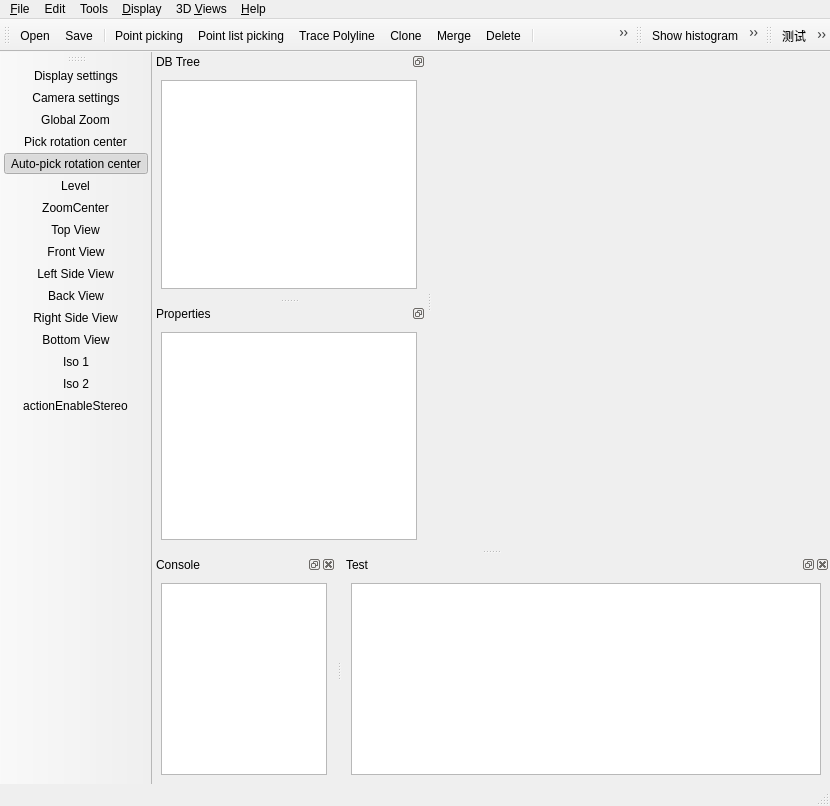
Above: qCC/ui_templates/mainWindow.ui from lljydyx/ForkCloudCompare before the change. Below: the same form after it.
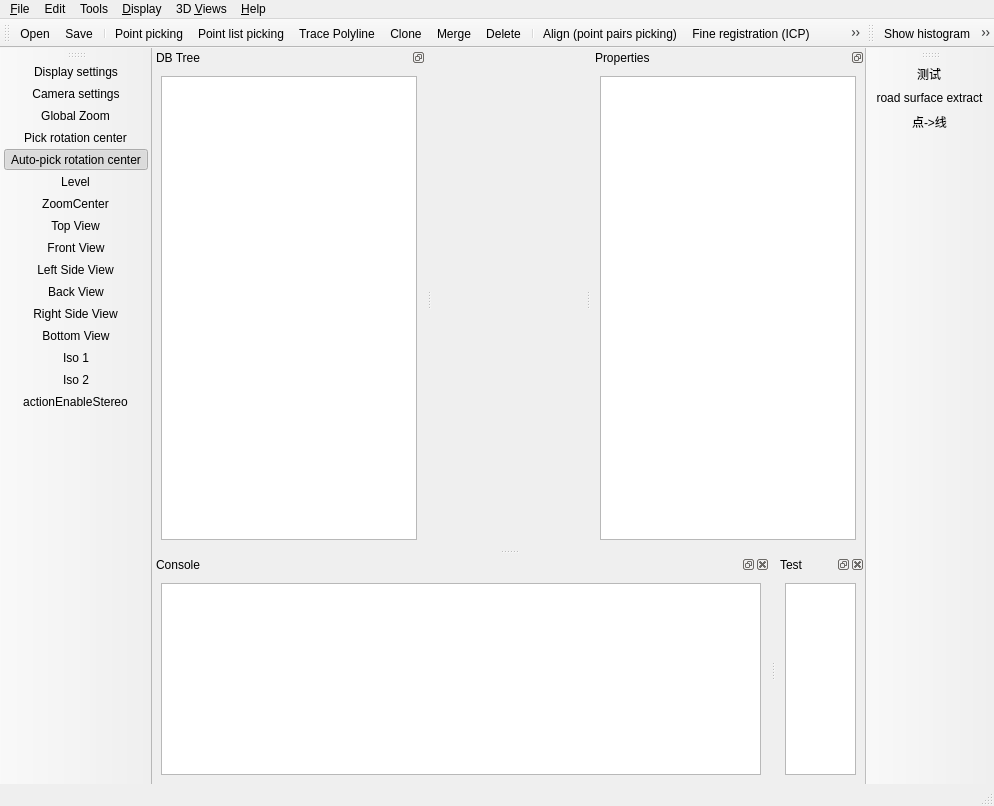
That is the form after the change. Icons and pictures are not drawn. Custom widgets are drawn as their Qt base class.

```diff
--- a/qCC/ui_templates/mainWindow.ui
+++ b/qCC/ui_templates/mainWindow.ui
@@ -612,8 +612,8 @@
    </property>
    <property name="minimumSize">
     <size>
-     <width>103</width>
-     <height>197</height>
+     <width>618</width>
+     <height>70</height>
     </size>
    </property>
    <property name="maximumSize">
@@ -646,8 +646,8 @@
        </property>
        <property name="minimumSize">
         <size>
-         <width>0</width>
-         <height>80</height>
+         <width>600</width>
+         <height>30</height>
         </size>
        </property>
        <property name="editTriggers">
@@ -745,7 +745,7 @@
     <string>Properties</string>
    </property>
    <attribute name="dockWidgetArea">
-    <number>1</number>
+    <number>2</number>
    </attribute>
    <widget class="QWidget" name="dockWidgetContents_4">
     <layout class="QVBoxLayout">
@@ -787,8 +787,14 @@
    <property name="windowTitle">
     <string>toolBar</string>
    </property>
+   <property name="layoutDirection">
+    <enum>Qt::LeftToRight</enum>
+   </property>
+   <property name="floatable">
+    <bool>true</bool>
+   </property>
    <attribute name="toolBarArea">
-    <enum>TopToolBarArea</enum>
+    <enum>RightToolBarArea</enum>
    </attribute>
    <attribute name="toolBarBreak">
     <bool>false</bool>
@@ -798,6 +804,12 @@
    <addaction name="actionPCtoPolyline"/>
   </widget>
   <widget class="QDockWidget" name="dockWidgetTest">
+   <property name="minimumSize">
+    <size>
+     <width>89</width>
+     <height>30</height>
+    </size>
+   </property>
    <property name="allowedAreas">
     <set>Qt::BottomDockWidgetArea</set>
    </property>
@@ -810,7 +822,14 @@
    <widget class="QWidget" name="dockWidgetContents_5">
     <layout class="QVBoxLayout" name="verticalLayout">
      <item>
-      <widget class="QTextEdit" name="textEditTest"/>
+      <widget class="QTextEdit" name="textEditTest">
+       <property name="minimumSize">
+        <size>
+         <width>50</width>
+         <height>30</height>
+        </size>
+       </property>
+      </widget>
      </item>
     </layout>
    </widget>
@@ -3129,7 +3148,7 @@
   </action>
   <action name="actionPCtoPolyline">
    <property name="text">
-    <string>点云生成矢量线</string>
+    <string>点-&gt;线</string>
    </property>
    <property name="toolTip">
     <string>将点云按照顺序连接，生成闭合矢量线</string>
```
